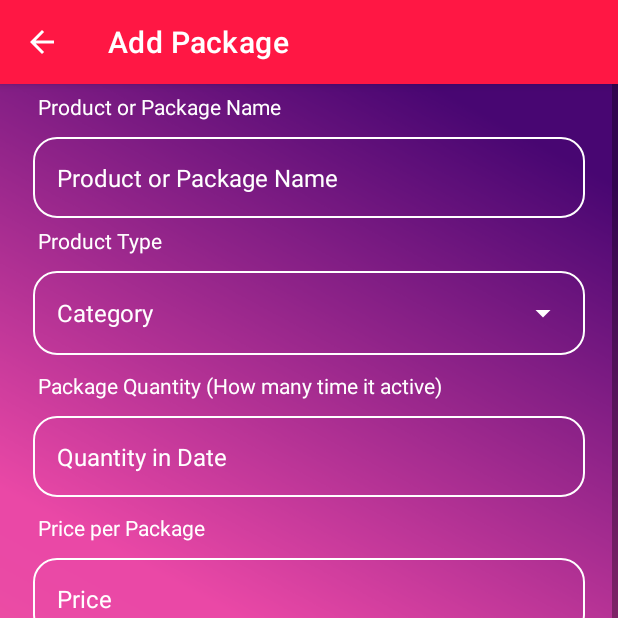
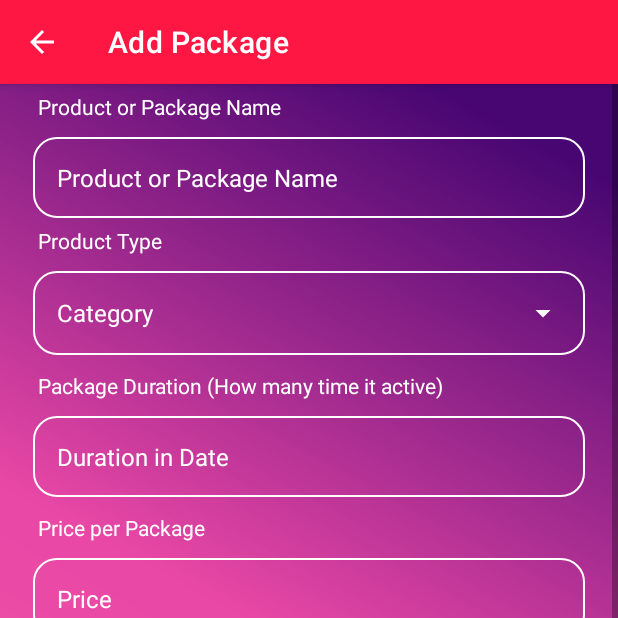
Before and after one commit to habibcse009/e-Event, an Android app: the AddProductCHActivity screen opened directly, with no data from a screen before it, on a phone screen of 412 x 824 dp, the top half of it. Run offline under Robolectric (Android 15) with nearby library versions, the phone set to English and light mode, and no system bars; libraries missing offline, so code that uses them is left out: es.dmoral.toasty, in.mayanknagwanshi.imagepicker; Roboto replaces fonts that are not available here.

Commit message:
fixed bugs

```diff
--- a/app/src/main/res/layout/activity_add_product_c_h.xml
+++ b/app/src/main/res/layout/activity_add_product_c_h.xml
@@ -75,7 +75,7 @@
                 android:layout_height="wrap_content"
                 android:layout_marginLeft="20dp"
                 android:padding="5dp"
-                android:text="Package Quantity (How many time it active)"
+                android:text="Package Duration (How many time it active)"
 
                 android:textColor="#FFF" />
 
@@ -88,7 +88,7 @@
                 android:layout_marginRight="22dp"
                 android:layout_marginBottom="5dp"
                 android:background="@drawable/round_border"
-                android:hint="Quantity in Date"
+                android:hint="Duration in Date"
                 android:inputType="number"
 
                 android:padding="16dp"
--- a/app/src/main/res/layout/activity_add_product_e_d.xml
+++ b/app/src/main/res/layout/activity_add_product_e_d.xml
@@ -75,7 +75,7 @@
                 android:layout_height="wrap_content"
                 android:layout_marginLeft="20dp"
                 android:padding="5dp"
-                android:text="Package Quantity (How many time it active)"
+                android:text="Package Duration (How many time it active)"
 
                 android:textColor="#FFF" />
 
@@ -88,7 +88,7 @@
                 android:layout_marginRight="22dp"
                 android:layout_marginBottom="5dp"
                 android:background="@drawable/round_border"
-                android:hint="Quantity in Date"
+                android:hint="Duration in Date"
                 android:inputType="number"
 
                 android:padding="16dp"
--- a/app/src/main/res/layout/activity_add_product_f_m.xml
+++ b/app/src/main/res/layout/activity_add_product_f_m.xml
@@ -75,7 +75,7 @@
                 android:layout_height="wrap_content"
                 android:layout_marginLeft="20dp"
                 android:padding="5dp"
-                android:text="Package Quantity (How many time it active)"
+                android:text="Package Duration (How many time it active)"
 
                 android:textColor="#FFF" />
 
@@ -88,7 +88,7 @@
                 android:layout_marginRight="22dp"
                 android:layout_marginBottom="5dp"
                 android:background="@drawable/round_border"
-                android:hint="Quantity in Date"
+                android:hint="Duration in Date"
                 android:inputType="number"
 
                 android:padding="16dp"
--- a/app/src/main/res/layout/activity_add_product_photographer.xml
+++ b/app/src/main/res/layout/activity_add_product_photographer.xml
@@ -75,7 +75,7 @@
                 android:layout_height="wrap_content"
                 android:layout_marginLeft="20dp"
                 android:padding="5dp"
-                android:text="Package Quantity (How many time it active)"
+                android:text="Package Duration (How many time it active)"
 
                 android:textColor="#FFF" />
 
@@ -88,7 +88,7 @@
                 android:layout_marginRight="22dp"
                 android:layout_marginBottom="5dp"
                 android:background="@drawable/round_border"
-                android:hint="Quantity in Date"
+                android:hint="Duration in Date"
                 android:inputType="number"
 
                 android:padding="16dp"
--- a/app/src/main/res/layout/activity_signup.xml
+++ b/app/src/main/res/layout/activity_signup.xml
@@ -92,7 +92,7 @@
                         android:layout_marginTop="5dp"
                         android:layout_marginRight="22dp"
                         android:background="@drawable/round_border"
-                        android:hint="Mibile Number"
+                        android:hint="Mobile Number"
                         android:inputType="phone"
                         android:maxLength="11"
                         android:padding="16dp"
```
